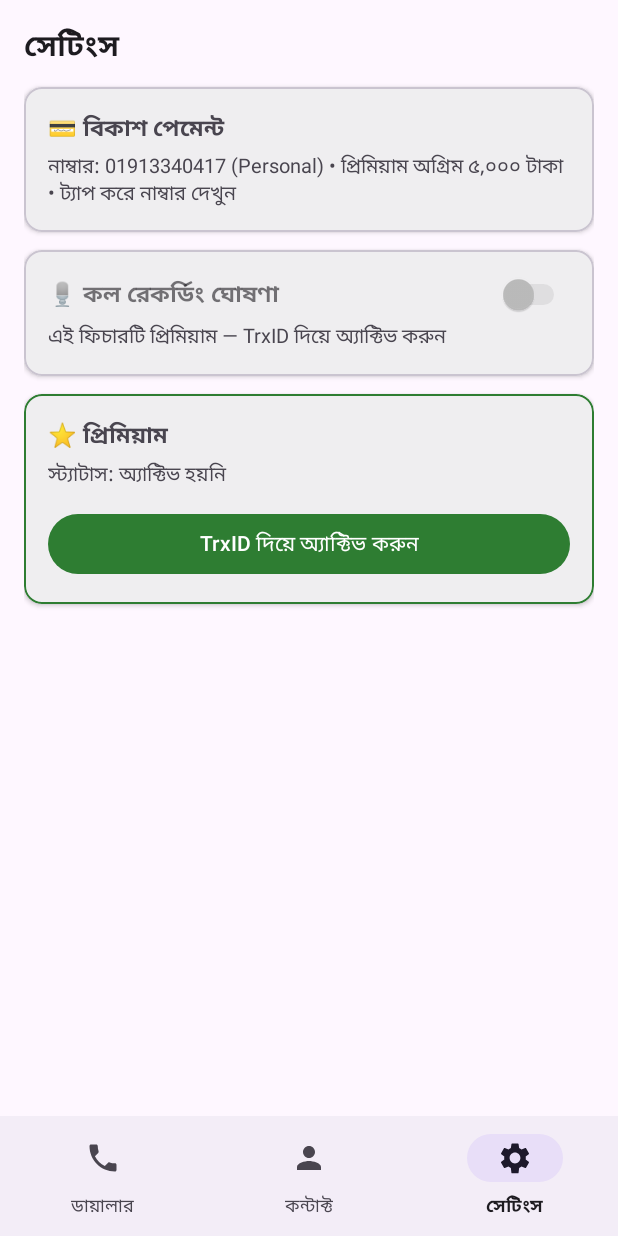
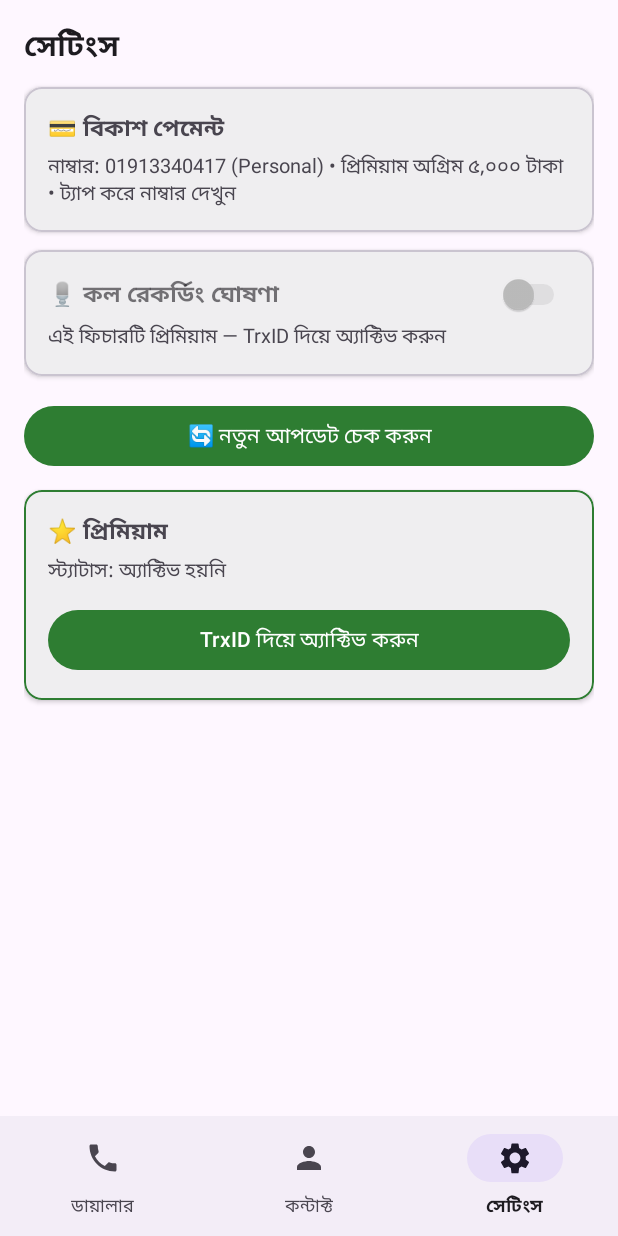
Before and after one commit to Shaki4fe/XCa, an Android app: the screen it shows after launch (MainActivity), item 3 of the bottom bar chosen, on a phone screen of 412 x 824 dp. Run offline under Robolectric (Android 15) with nearby library versions, the phone set to English and light mode, and no system bars.

Commit message:
Add in-app auto-update (Pages manifest, DownloadManager/FileProvider installer) and Pages publish pipeline
Co-authored-by: Shaki4fe <Shaki4fe@users.noreply.github.com>

```diff
--- a/apps/quickdial/app/build.gradle.kts
+++ b/apps/quickdial/app/build.gradle.kts
@@ -11,8 +11,8 @@ android {
         applicationId = "com.shakil.quickdial"
         minSdk = 24
         targetSdk = 35
-        versionCode = 2
-        versionName = "2.0"
+        versionCode = 3
+        versionName = "2.1"
     }
 
     buildTypes {
--- a/apps/quickdial/app/src/main/java/com/shakil/quickdial/MainActivity.kt
+++ b/apps/quickdial/app/src/main/java/com/shakil/quickdial/MainActivity.kt
@@ -28,6 +28,7 @@ class MainActivity : AppCompatActivity() {
 
         if (savedInstanceState == null) {
             binding.bottomNav.selectedItemId = R.id.nav_dialer
+            UpdateChecker.checkForUpdate(this, manual = false)
         }
     }
 }
--- a/apps/quickdial/app/src/main/java/com/shakil/quickdial/SettingsFragment.kt
+++ b/apps/quickdial/app/src/main/java/com/shakil/quickdial/SettingsFragment.kt
@@ -32,6 +32,9 @@ class SettingsFragment : Fragment() {
         }
         binding.premiumActivateButton.setOnClickListener {
             startActivity(Intent(requireContext(), PremiumActivity::class.java))
+        }
+        binding.updateCheckButton.setOnClickListener {
+            UpdateChecker.checkForUpdate(requireActivity(), manual = true)
         }
         binding.bkashCard.setOnClickListener {
             val copy = getString(R.string.settings_bkash_value, QuickContact.bkashNumber)
--- a/apps/quickdial/app/src/main/res/layout/fragment_settings.xml
+++ b/apps/quickdial/app/src/main/res/layout/fragment_settings.xml
@@ -86,6 +86,14 @@
 
         </com.google.android.material.card.MaterialCardView>
 
+        <com.google.android.material.button.MaterialButton
+            android:id="@+id/update_check_button"
+            android:layout_width="match_parent"
+            android:layout_height="wrap_content"
+            android:layout_marginTop="16dp"
+            android:text="@string/update_check_button"
+            android:textAllCaps="false" />
+
         <com.google.android.material.card.MaterialCardView
             android:layout_width="match_parent"
             android:layout_height="wrap_content"
--- a/apps/quickdial/app/src/main/res/values/strings.xml
+++ b/apps/quickdial/app/src/main/res/values/strings.xml
@@ -35,4 +35,13 @@
     <string name="premium_activate_button">Activate প্রিমিয়াম</string>
     <string name="premium_activated">✅ প্রিমিয়াম অ্যাক্টিভ হয়েছে — TrxID সংরক্ষিত আছে</string>
     <string name="premium_invalid_trx">❌ TrxID সঠিক নয় — bKash থেকে আসা আইডিটি হুবহু দিন</string>
+
+    <string name="update_check_button">🔄 নতুন আপডেট চেক করুন</string>
+    <string name="update_available_title">🚀 নতুন ভার্সন এসেছে!</string>
+    <string name="update_available_message">QuickDial Pro %1$s নামানোর জন্য প্রস্তুত।</string>
+    <string name="update_download">আপডেট নামাও</string>
+    <string name="update_later">পরে</string>
+    <string name="update_downloading">⬇️ আপডেট নামছে…</string>
+    <string name="update_up_to_date">✅ অ্যাপটি ইতিমধ্যে সর্বশেষ ভার্সনে আছে</string>
+    <string name="update_install_failed">ইনস্টল পেজ খোলা যায়নি — "Install unknown apps" অনুমতি দিন</string>
 </resources>
--- /dev/null
+++ b/apps/quickdial/app/src/main/res/xml/file_paths.xml
@@ -0,0 +1,6 @@
+<?xml version="1.0" encoding="utf-8"?>
+<paths xmlns:android="http://schemas.android.com/apk/res/android">
+    <external-files-path
+        name="updates"
+        path="Download/" />
+</paths>
```
Also changed, not shown: apps/quickdial/app/src/main/AndroidManifest.xml (+12 -0 lines), apps/quickdial/app/src/main/java/com/shakil/quickdial/UpdateChecker.kt (added, +137 -0 lines), 4 other files.
